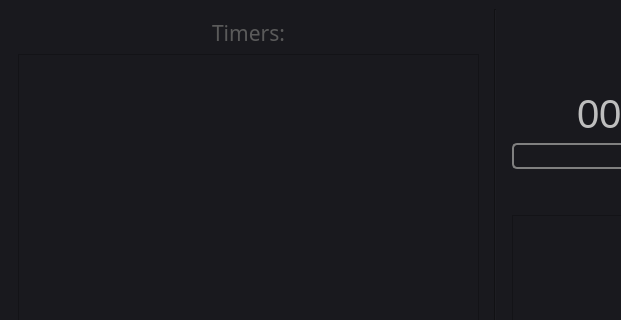
The window that Timer/mainwindow.ui (WAG13/Timer-Qt) describes before a commit, drawn with Qt 5; both pictures show x 0 to 621 and y 0 to 320 of the 900 by 650 pixel window.
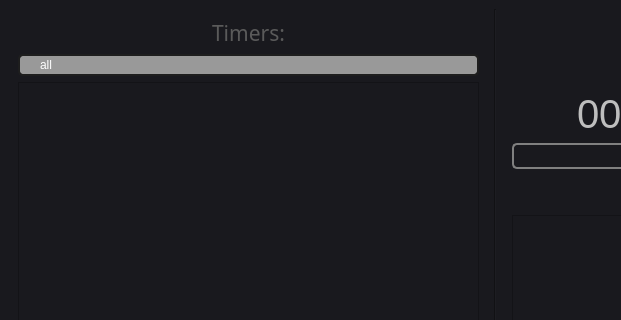
The same window after the commit. Icons and pictures are not drawn.

What changed in the file:
```diff
--- a/Timer/mainwindow.ui
+++ b/Timer/mainwindow.ui
@@ -79,6 +79,124 @@
          </property>
         </widget>
        </item>
+       <item>
+        <widget class="QComboBox" name="comboBox">
+         <property name="autoFillBackground">
+          <bool>false</bool>
+         </property>
+         <property name="styleSheet">
+          <string notr="true">QComboBox
+{
+    subcontrol-origin: padding;
+    subcontrol-position: top right;
+    selection-background-color: #111;
+    selection-color: white;
+    color: white;
+    background-color: rgb(153, 153, 153);
+    border-style: solid;
+    border: 2px solid #1e1e1e;
+    border-radius: 5;
+    padding: 1px 0px 1px 20px;
+	font: 25 14pt &quot;Calibri Light&quot;;
+}
+
+
+QComboBox:hover, QPushButton:hover
+{
+    border: 1px solid rgb(5, 184, 204);
+    color: white;
+}
+
+QComboBox::drop-down
+{
+     subcontrol-origin: padding;
+     subcontrol-position: top right;
+     width: 15px;
+     color: white;
+     border-left-width: 0px;
+     border-left-color: darkgray;
+     border-left-style: solid; 
+     border-top-right-radius: 3px; 
+     border-bottom-right-radius: 3px;
+     padding-left: 10px;
+ }
+QComboBox QAbstractItemView
+{
+    border: 2px solid darkgray;
+    color: white;
+    selection-background-color: rgba(5, 184, 204, 100);
+}</string>
+         </property>
+         <property name="editable">
+          <bool>false</bool>
+         </property>
+         <property name="currentText">
+          <string>all</string>
+         </property>
+         <property name="currentIndex">
+          <number>0</number>
+         </property>
+         <property name="maxCount">
+          <number>2147483644</number>
+         </property>
+         <property name="insertPolicy">
+          <enum>QComboBox::InsertAtBottom</enum>
+         </property>
+         <item>
+          <property name="text">
+           <string>all</string>
+          </property>
+         </item>
+         <item>
+          <property name="text">
+           <string>timers</string>
+          </property>
+          <property name="icon">
+           <iconset resource="rec.qrc">
+            <normaloff>:/rec/Timer_icons/timer.png</normaloff>:/rec/Timer_icons/timer.png</iconset>
+          </property>
+         </item>
+         <item>
+          <property name="text">
+           <string>alarms</string>
+          </property>
+          <property name="icon">
+           <iconset resource="rec.qrc">
+            <normaloff>:/rec/Timer_icons/alarm.png</normaloff>:/rec/Timer_icons/alarm.png</iconset>
+          </property>
+         </item>
+         <item>
+          <property name="text">
+           <string>working</string>
+          </property>
+         </item>
+         <item>
+          <property name="text">
+           <string>paused</string>
+          </property>
+         </item>
+         <item>
+          <property name="text">
+           <string>with notes</string>
+          </property>
+         </item>
+         <item>
+          <property name="text">
+           <string>melodic</string>
+          </property>
+         </item>
+         <item>
+          <property name="text">
+           <string>defoult</string>
+          </property>
+         </item>
+         <item>
+          <property name="text">
+           <string>my types</string>
+          </property>
+         </item>
+        </widget>
+       </item>
        <item>
         <widget class="QListWidget" name="listWidget">
          <property name="font">
```
Left out of the diff: 4 changed lines with no effect on the pictures.
